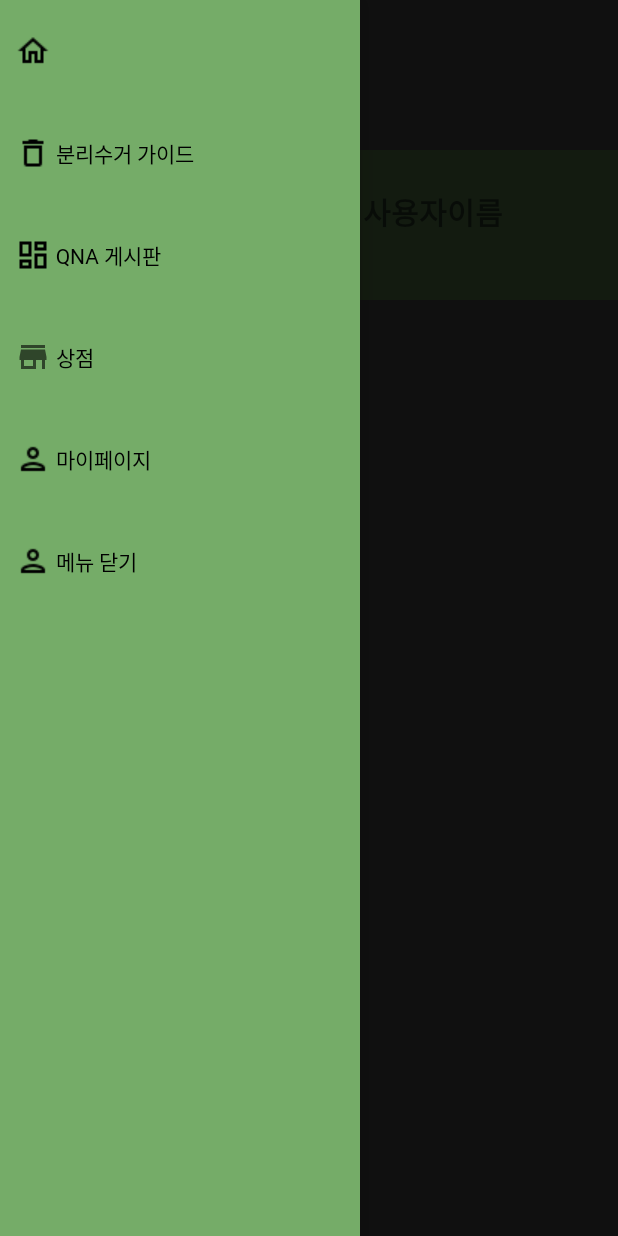
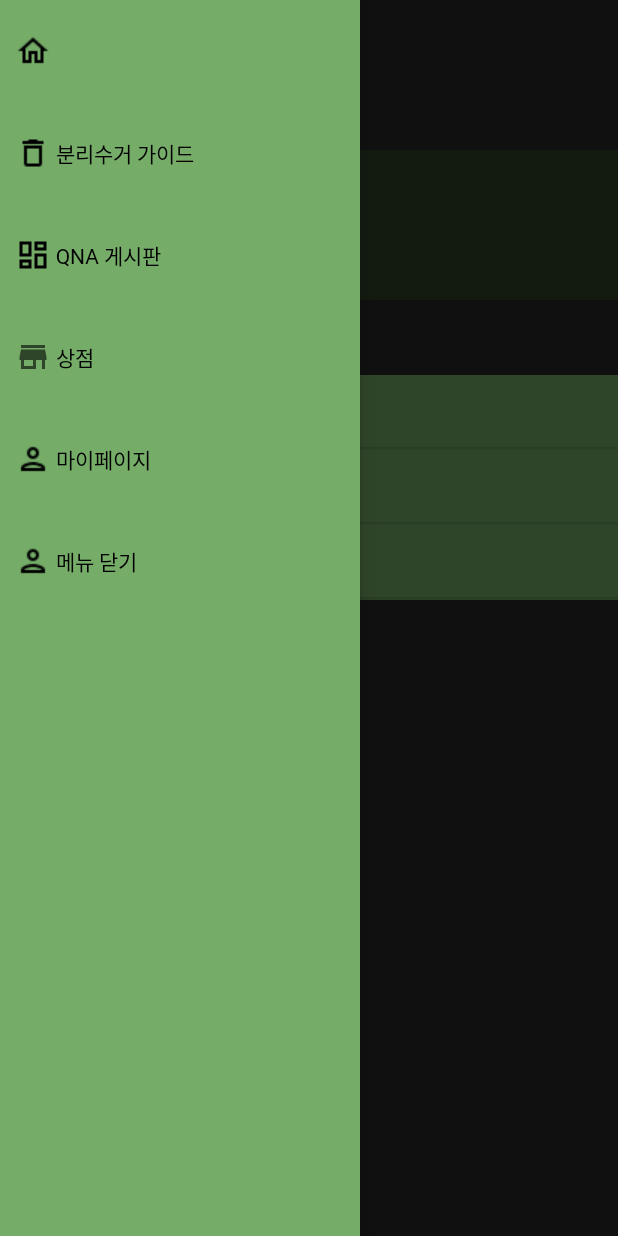
Before and after one commit to minseokim0629/Hackerton_2022, an Android app: the MyActivity screen opened directly, with no data from a screen before it, with the side drawer open, on a phone screen of 412 x 824 dp. Run offline under Robolectric (Android 15) with nearby library versions, the phone set to English and light mode, and no system bars; network calls fail.

Commit message:
마이페이지 북마크 기능 / 로그인, 회원가입에서 비밀번호 가림

```diff
--- a/app/src/main/AndroidManifest.xml
+++ b/app/src/main/AndroidManifest.xml
@@ -15,6 +15,12 @@
         android:supportsRtl="true"
         android:theme="@style/Theme.AppCompat.Light.NoActionBar"
         android:usesCleartextTraffic="true">
+        <activity
+            android:name=".MywritingActivity"
+            android:exported="false" />
+        <activity
+            android:name=".BookmarkActivity"
+            android:exported="false" />
         <activity
             android:name=".StoreActivity"
             android:exported="false" />
--- a/app/src/main/java/com/example/qna/MyActivity.java
+++ b/app/src/main/java/com/example/qna/MyActivity.java
@@ -70,8 +70,8 @@ public class MyActivity extends AppCompatActivity {
                 }
             });
 
-            Button btn_thrid = (Button)findViewById(R.id.btn_third);
-            btn_thrid.setOnClickListener(new View.OnClickListener() {
+            Button btn_third = (Button)findViewById(R.id.btn_third);
+            btn_third.setOnClickListener(new View.OnClickListener() {
                 @Override
                 public void onClick(View view) {
                     Intent intent = new Intent(MyActivity.this, MyActivity.class);
@@ -84,6 +84,24 @@ public class MyActivity extends AppCompatActivity {
             @Override
             public void onClick(View view) {
                 drawerLayout.closeDrawers();
+            }
+        });
+
+        Button btn_bookmark = (Button)findViewById(R.id.btn_bookmark);
+        btn_bookmark.setOnClickListener(new View.OnClickListener() {
+            @Override
+            public void onClick(View view) {
+                Intent intent = new Intent(MyActivity.this, BookmarkActivity.class);
+                startActivity(intent);
+            }
+        });
+
+        Button btn_mywriting = (Button)findViewById(R.id.btn_mywriting);
+        btn_mywriting.setOnClickListener(new View.OnClickListener() {
+            @Override
+            public void onClick(View view) {
+                Intent intent = new Intent(MyActivity.this, MywritingActivity.class);
+                startActivity(intent);
             }
         });
 
--- a/app/src/main/res/layout/activity_camera.xml
+++ b/app/src/main/res/layout/activity_camera.xml
@@ -33,6 +33,7 @@
                 android:layout_width="wrap_content"
                 android:layout_height="wrap_content"
                 android:layout_weight="1"
+                android:fontFamily="@font/custom_font_family"
                 android:text="TextView" />
         </SearchView>
 
--- a/app/src/main/res/layout/activity_login.xml
+++ b/app/src/main/res/layout/activity_login.xml
@@ -15,6 +15,7 @@
         android:layout_marginTop="200dp"
         android:layout_marginEnd="8dp"
         android:ems="10"
+        android:fontFamily="@font/custom_font_family"
         android:hint="아이디"
         android:inputType="textPersonName"
         app:layout_constraintEnd_toEndOf="parent"
@@ -29,8 +30,9 @@
         android:layout_marginTop="32dp"
         android:layout_marginEnd="8dp"
         android:ems="10"
+        android:fontFamily="@font/custom_font_family"
         android:hint="비밀번호"
-        android:inputType="textPersonName"
+        android:inputType="textPassword"
         app:layout_constraintEnd_toEndOf="@+id/et_id"
         app:layout_constraintStart_toStartOf="@+id/et_id"
         app:layout_constraintTop_toBottomOf="@+id/et_id" />
--- a/app/src/main/res/layout/activity_my.xml
+++ b/app/src/main/res/layout/activity_my.xml
@@ -27,29 +27,46 @@
 
     <LinearLayout
         android:layout_width="match_parent"
-        android:layout_height="match_parent"
+        android:layout_height="wrap_content"
         android:orientation="horizontal"
         android:paddingTop="100dp">
 
         <ImageView
-            android:id="@+id/imageView3"
-            android:layout_width="20dp"
+            android:id="@+id/imageView4"
+            android:layout_width="wrap_content"
             android:layout_height="100dp"
             android:layout_weight="1"
             android:background="#75AC68"
-            app:srcCompat="@drawable/outline_person_black_24dp" />
+            android:foreground="@drawable/outline_person_black_24dp" />
+
+        <LinearLayout
+            android:layout_width="300dp"
+            android:layout_height="100dp"
+            android:orientation="vertical">
 
             <TextView
-            android:fontFamily="@font/custom_font_family"
                 android:id="@+id/user_id"
-            android:layout_width="100dp"
-            android:layout_height="100dp"
+                android:layout_width="match_parent"
+                android:layout_height="wrap_content"
                 android:layout_weight="1"
                 android:background="#75AC68"
-            android:text="\n사용자이름"
-            android:textAlignment="center"
+                android:fontFamily="@font/custom_font_family"
+                android:gravity="bottom"
+                android:text="ECoding"
                 android:textSize="20sp"
                 android:textStyle="bold" />
+
+            <TextView
+                android:id="@+id/textView4"
+                android:layout_width="match_parent"
+                android:layout_height="wrap_content"
+                android:layout_weight="1"
+                android:fontFamily="@font/custom_font_family"
+                android:background="#75AC68"
+                android:text="마일리지 : 500pt" />
+
+        </LinearLayout>
+
 
     </LinearLayout>
 
@@ -60,54 +77,89 @@
         android:orientation="vertical"
         android:paddingTop="250dp">
 
+        <LinearLayout
+            android:layout_width="match_parent"
+            android:layout_height="50dp"
+            android:background="#75AC68">
+
+            <ImageView
+                android:id="@+id/imageView2"
+                android:layout_width="50dp"
+                android:layout_height="match_parent"
+                android:background="#75AC68"
+                android:paddingLeft="10dp"
+                app:srcCompat="@drawable/outline_star_border_black_24dp" />
+
             <Button
-            android:fontFamily="@font/custom_font_family"
-            android:id="@+id/button14"
+                android:id="@+id/btn_bookmark"
                 android:layout_width="match_parent"
                 android:layout_height="wrap_content"
-            android:background="#00000000"
-            android:text="  ⋅ 북마크"
-            android:textAlignment="textStart"
+                android:fontFamily="@font/custom_font_family"
+                android:background="#75AC68"
+                android:gravity="bottom"
+                android:text="북마크"
                 android:textColor="#000000"
-            android:textSize="28dp"
-            tools:text="  ⋅ 북마크" />
+                android:textSize="25dp" />
+
+        </LinearLayout>
+
+
+        <LinearLayout
+            android:layout_width="match_parent"
+            android:layout_height="50dp"
+            android:background="#75AC68">
+
+            <ImageView
+                android:id="@+id/imageView4"
+                android:layout_width="50dp"
+                android:layout_height="match_parent"
+                android:background="#75AC68"
+                android:paddingLeft="10dp"
+                app:srcCompat="@drawable/outline_star_border_black_24dp" />
 
             <Button
                 android:fontFamily="@font/custom_font_family"
-            android:id="@+id/button15"
+                android:id="@+id/btn_mywriting"
                 android:layout_width="match_parent"
                 android:layout_height="wrap_content"
-            android:background="#00000000"
-            android:text="  ⋅ 내가 쓴 글"
-            android:textAlignment="textStart"
+                android:background="#75AC68"
+                android:text="내가 쓴 글"
+                android:gravity="bottom"
                 android:textColor="#000000"
-            android:textSize="28dp"
-            tools:text="  ⋅ 내가 쓴 글" />
+                android:textSize="25dp"/>
 
-        <Button
-            android:fontFamily="@font/custom_font_family"
-            android:id="@+id/button16"
+        </LinearLayout>
+
+        <LinearLayout
             android:layout_width="match_parent"
-            android:layout_height="wrap_content"
-            android:background="#00000000"
-            android:text="  ⋅ 마일리지 확인"
-            android:textAlignment="textStart"
-            android:textColor="#000000"
-            android:textSize="28dp"
-            tools:text="  ⋅ 마일리지 확인" />
+            android:layout_height="50dp"
+            android:background="#75AC68">
 
+            <ImageView
+                android:id="@+id/imageView"
+                android:layout_width="50dp"
+                android:layout_height="match_parent"
+                android:background="#75AC68"
+                android:paddingLeft="10dp"
+                app:srcCompat="@drawable/outline_star_border_black_24dp" />
 
             <Button
                 android:fontFamily="@font/custom_font_family"
                 android:id="@+id/button18"
                 android:layout_width="match_parent"
                 android:layout_height="wrap_content"
-            android:background="#00000000"
-            android:text="  ⋅ 회원 정보 수정"
-            android:textAlignment="textStart"
+                android:background="#75AC68"
+                android:text="회원 정보 수정"
+                android:gravity="bottom"
                 android:textColor="#000000"
-            android:textSize="28dp"
-            tools:text="  ⋅ 회원 정보 수정" />
+                android:textSize="25dp"/>
+
+        </LinearLayout>
+
+
+
+
+
     </LinearLayout>
 
     <include layout="@layout/activity_drawer" />
--- a/app/src/main/res/layout/activity_register.xml
+++ b/app/src/main/res/layout/activity_register.xml
@@ -13,6 +13,7 @@
             android:layout_marginStart="8dp"
             android:layout_marginTop="200dp"
             android:layout_marginEnd="8dp"
+            android:fontFamily="@font/custom_font_family"
             android:ems="10"
             android:hint="아이디"
             android:inputType="textPersonName"
@@ -27,8 +28,9 @@
             android:layout_height="wrap_content"
             android:layout_marginTop="16dp"
             android:ems="10"
+            android:fontFamily="@font/custom_font_family"
             android:hint="비밀번호"
-            android:inputType="textPersonName"
+            android:inputType="textPassword"
             app:layout_constraintEnd_toEndOf="@+id/et_id"
             app:layout_constraintStart_toStartOf="@+id/et_id"
             app:layout_constraintTop_toBottomOf="@+id/et_id" />
@@ -39,6 +41,7 @@
             android:layout_height="wrap_content"
             android:layout_marginTop="16dp"
             android:ems="10"
+            android:fontFamily="@font/custom_font_family"
             android:hint="이름"
             android:inputType="textPersonName"
             app:layout_constraintEnd_toEndOf="@+id/et_pass"
@@ -51,6 +54,7 @@
             android:layout_height="wrap_content"
             android:layout_marginTop="16dp"
             android:ems="10"
+            android:fontFamily="@font/custom_font_family"
             android:hint="나이"
             android:inputType="textPersonName"
             app:layout_constraintEnd_toEndOf="@+id/et_name"
```
Also changed, not shown: app/src/main/java/com/example/qna/BookmarkActivity.java (added, +192 -0 lines), app/src/main/java/com/example/qna/MywritingActivity.java (added, +14 -0 lines), app/src/main/res/layout/activity_bookmark.xml (added, +66 -0 lines), app/src/main/res/layout/activity_mywriting.xml (added, +9 -0 lines). Lines whose indentation alone changed are shown as unchanged.
